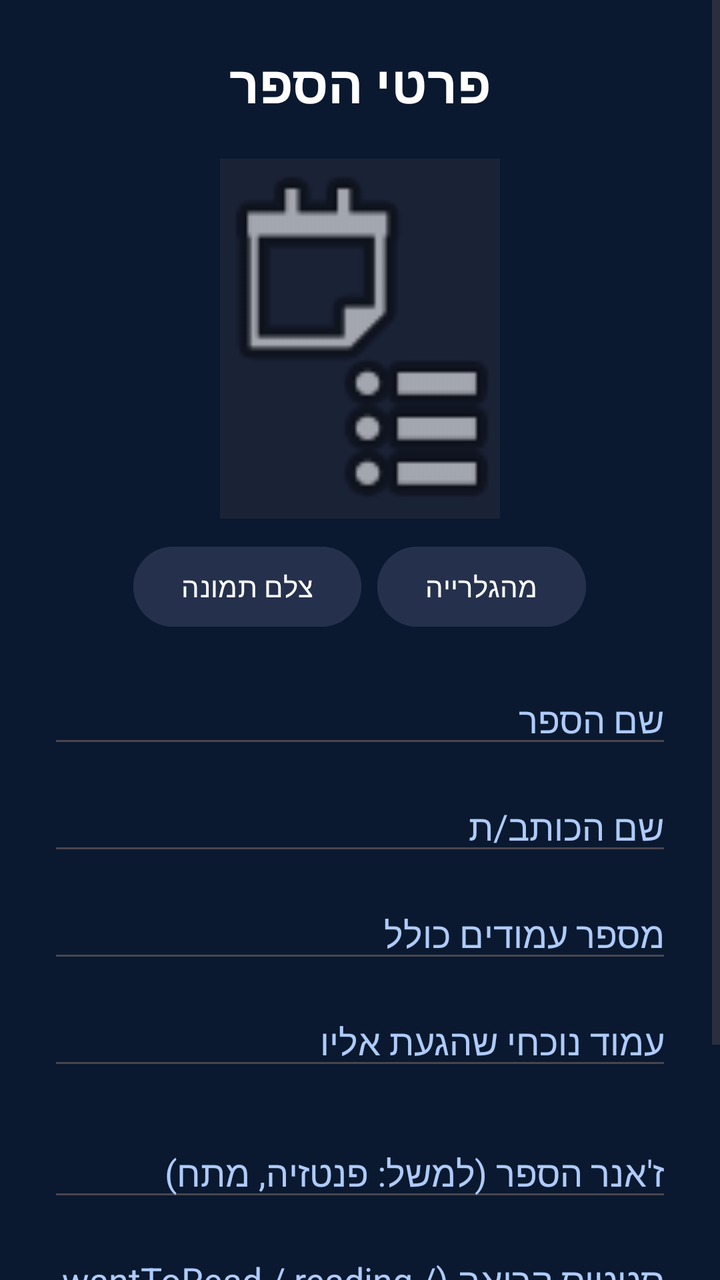
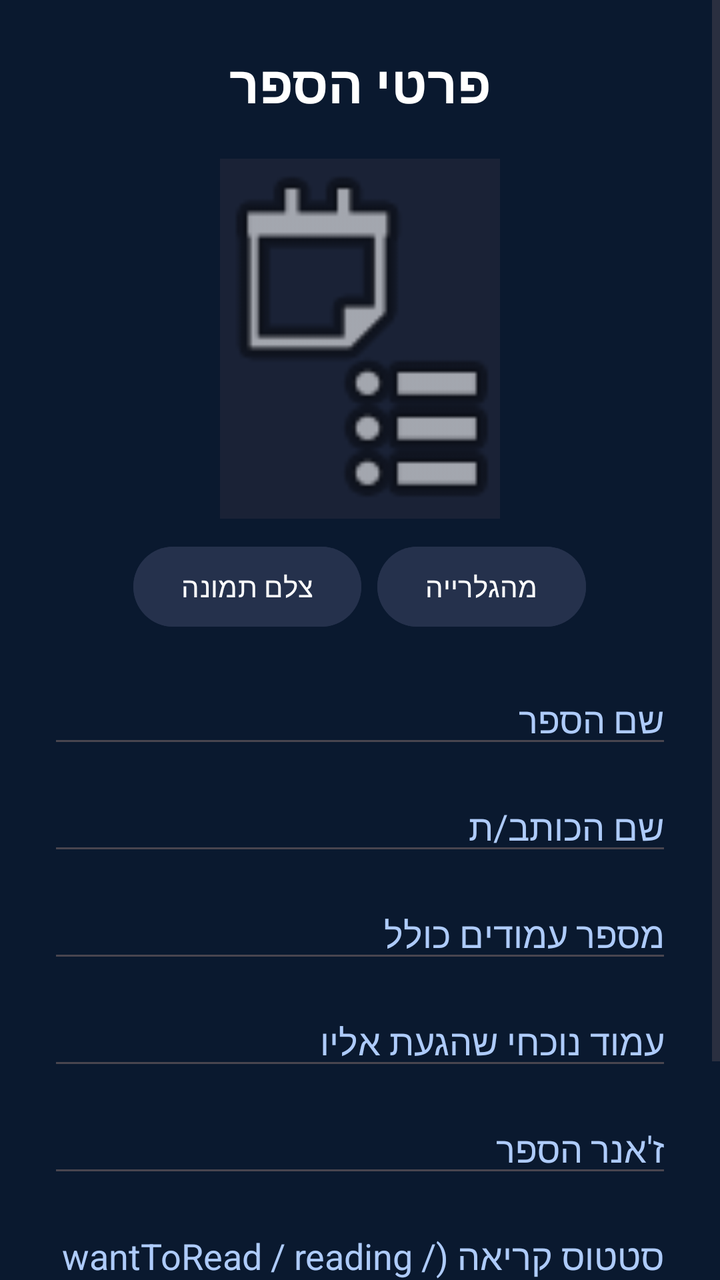

The first picture is an Android layout as it rendered before a commit; the second is the same layout after the commit. The layout source and the unified diff follow.
<!-- AndroidManifest.xml: application theme Theme.Library -->
<!-- res/layout/activity_book_details.xml -->
<?xml version="1.0" encoding="utf-8"?>
<ScrollView xmlns:android="http://schemas.android.com/apk/res/android"
    xmlns:app="http://schemas.android.com/apk/res-auto"
    android:layout_width="match_parent"
    android:layout_height="match_parent"
    android:background="#0A192F"
    android:fillViewport="true">

    <LinearLayout
        android:layout_width="match_parent"
        android:layout_height="wrap_content"
        android:orientation="vertical"
        android:padding="24dp">

        <TextView
            android:layout_width="wrap_content"
            android:layout_height="wrap_content"
            android:text="פרטי הספר"
            android:textColor="#FFFFFF"
            android:textSize="26sp"
            android:textStyle="bold"
            android:layout_gravity="center_horizontal"
            android:layout_marginBottom="20dp" />

        
        <ImageView
            android:id="@+id/ivBookCover"
            android:layout_width="140dp"
            android:layout_height="180dp"
            android:layout_gravity="center_horizontal"
            android:scaleType="centerCrop"
            android:src="@android:drawable/ic_menu_agenda"
            android:background="#1A2236"
            android:contentDescription="Book Cover" />

        <LinearLayout
            android:layout_width="wrap_content"
            android:layout_height="wrap_content"
            android:layout_gravity="center_horizontal"
            android:orientation="horizontal"
            android:layout_marginTop="10dp"
            android:layout_marginBottom="20dp">

            <Button
                android:id="@+id/btnCamera"
                android:layout_width="wrap_content"
                android:layout_height="wrap_content"
                android:text="צלם תמונה"
                android:layout_marginEnd="8dp"
                android:backgroundTint="#25314C" />

            <Button
                android:id="@+id/btnGallery"
                android:layout_width="wrap_content"
                android:layout_height="wrap_content"
                android:text="מהגלרייה"
                android:backgroundTint="#25314C" />
        </LinearLayout>

        
        <EditText
            android:id="@+id/etTitle"
            android:layout_width="match_parent"
            android:layout_height="wrap_content"
            android:hint="שם הספר"
            android:textColorHint="#AECBFA"
            android:textColor="#FFFFFF"
            android:layout_marginBottom="12dp" />

        <EditText
            android:id="@+id/etAuthor"
            android:layout_width="match_parent"
            android:layout_height="wrap_content"
            android:hint="שם הכותב/ת"
            android:textColorHint="#AECBFA"
            android:textColor="#FFFFFF"
            android:layout_marginBottom="12dp" />

        <EditText
            android:id="@+id/etTotalPages"
            android:layout_width="match_parent"
            android:layout_height="wrap_content"
            android:hint="מספר עמודים כולל"
            android:inputType="number"
            android:textColorHint="#AECBFA"
        android:textColor="#FFFFFF"
        android:layout_marginBottom="12dp" />

        <EditText
            android:id="@+id/etCurrentPage"
            android:layout_width="match_parent"
            android:layout_height="wrap_content"
            android:hint="עמוד נוכחי שהגעת אליו"
            android:inputType="number"
            android:textColorHint="#AECBFA"
            android:textColor="#FFFFFF"
            android:layout_marginBottom="24dp" />

        
        <EditText
            android:id="@+id/etGenre"
            android:layout_width="match_parent"
            android:layout_height="wrap_content"
            android:hint="ז'אנר הספר (למשל: פנטזיה, מתח)"
            android:textColorHint="#AECBFA"
            android:textColor="#FFFFFF"
            android:layout_marginBottom="12dp" />

        
        <EditText
            android:id="@+id/etStatus"
            android:layout_width="match_parent"
            android:layout_height="wrap_content"
            android:hint="סטטוס קריאה (wantToRead / reading / finished)"
            android:textColorHint="#AECBFA"
            android:textColor="#FFFFFF"
            android:layout_marginBottom="24dp" />

        <Button
            android:id="@+id/btnSave"
            android:layout_width="match_parent"
            android:layout_height="55dp"
            android:text="עדכן פרטים"
            android:textSize="18sp"
            android:backgroundTint="#3D5AFE" />



    </LinearLayout>
</ScrollView>
<!-- resources referenced by this layout -->
<resources>
  <style name="Theme.Library" parent="Base.Theme.Library" />
  <style name="Base.Theme.Library" parent="Theme.Material3.DayNight.NoActionBar">
          
          
      </style>
</resources>

<!-- the commit's change to res/layout/activity_book_details.xml (unified diff, before → after) -->
@@ -83,8 +83,8 @@
             android:hint="מספר עמודים כולל"
             android:inputType="number"
             android:textColorHint="#AECBFA"
-        android:textColor="#FFFFFF"
-        android:layout_marginBottom="12dp" />
+            android:textColor="#FFFFFF"
+            android:layout_marginBottom="12dp" />
 
         <EditText
             android:id="@+id/etCurrentPage"
@@ -94,19 +94,17 @@
             android:inputType="number"
             android:textColorHint="#AECBFA"
             android:textColor="#FFFFFF"
-            android:layout_marginBottom="24dp" />
+            android:layout_marginBottom="12dp" />
 
-        
         <EditText
             android:id="@+id/etGenre"
             android:layout_width="match_parent"
             android:layout_height="wrap_content"
-            android:hint="ז'אנר הספר (למשל: פנטזיה, מתח)"
+            android:hint="ז'אנר הספר"
             android:textColorHint="#AECBFA"
             android:textColor="#FFFFFF"
             android:layout_marginBottom="12dp" />
 
-        
         <EditText
             android:id="@+id/etStatus"
             android:layout_width="match_parent"
@@ -124,7 +122,5 @@
             android:textSize="18sp"
             android:backgroundTint="#3D5AFE" />
 
-
-
     </LinearLayout>
 </ScrollView>
